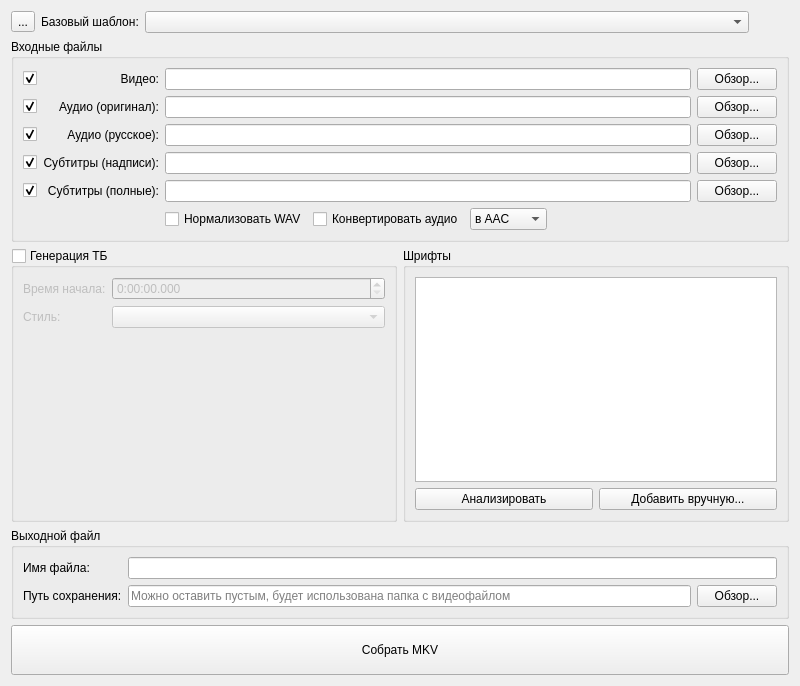
This is ui/manualassemblywidget.ui in IceHoles/DubbingTool as Qt 5 draws it before an edit. The edited form follows.
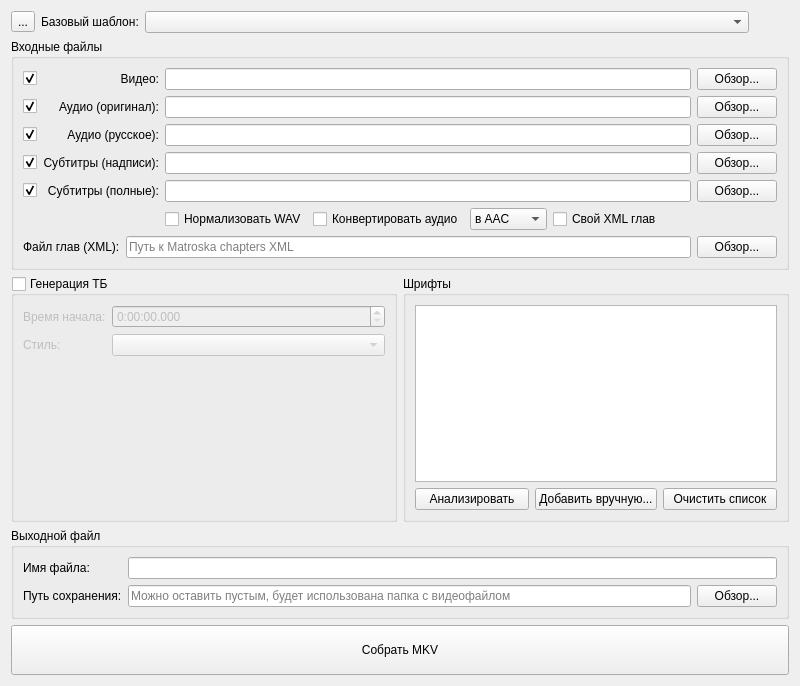
This is the edited form.

Commit message:
feat: chapters (XML/MKV/MP4), track flags, manual fonts UX
- Add ChapterHelper for Matroska XML, ffprobe chapters, ffmetadata, MP4 chapter mux without duplicate menu track
- Template chaptersEnabled; MissingFilesDialog when chapters expected but missing; manual assembly/render chapter XML UI
- Manual/auto MKV: default/forced flags for Russian/original audio, signs, full subs
- applyChaptersToMp4: map video+audio only before map_chapters from ffmetadata
- Manual assembly: clear font list after successful MKV; clear button; finished(bool) signal
- Update CHANGELOG.md

Diff of the .ui file:
```diff
--- a/ui/manualassemblywidget.ui
+++ b/ui/manualassemblywidget.ui
@@ -250,6 +250,13 @@
           </item>
          </widget>
         </item>
+        <item>
+         <widget class="QCheckBox" name="manualChaptersCustomCheckBox">
+          <property name="text">
+           <string>Свой XML глав</string>
+          </property>
+         </widget>
+        </item>
         <item>
          <spacer name="horizontalSpacer_2">
           <property name="orientation">
@@ -265,6 +272,45 @@
         </item>
        </layout>
       </item>
+      <item row="6" column="0" colspan="4">
+       <widget class="QWidget" name="manualChaptersXmlPathRowWidget">
+        <layout class="QHBoxLayout" name="horizontalLayout_chapters_ma">
+         <property name="leftMargin">
+          <number>0</number>
+         </property>
+         <property name="topMargin">
+          <number>0</number>
+         </property>
+         <property name="rightMargin">
+          <number>0</number>
+         </property>
+         <property name="bottomMargin">
+          <number>0</number>
+         </property>
+         <item>
+          <widget class="QLabel" name="label_chapters_ma">
+           <property name="text">
+            <string>Файл глав (XML):</string>
+           </property>
+          </widget>
+         </item>
+         <item>
+          <widget class="QLineEdit" name="chaptersXmlPathManualAssemblyEdit">
+           <property name="placeholderText">
+            <string>Путь к Matroska chapters XML</string>
+           </property>
+          </widget>
+         </item>
+         <item>
+          <widget class="QPushButton" name="browseChaptersXmlManualAssemblyButton">
+           <property name="text">
+            <string>Обзор...</string>
+           </property>
+          </widget>
+         </item>
+        </layout>
+       </widget>
+      </item>
      </layout>
     </widget>
    </item>
@@ -442,6 +488,16 @@
             </property>
            </widget>
           </item>
+          <item>
+           <widget class="QPushButton" name="clearFontsButton">
+            <property name="toolTip">
+             <string>Удалить все шрифты из списка</string>
+            </property>
+            <property name="text">
+             <string>Очистить список</string>
+            </property>
+           </widget>
+          </item>
          </layout>
         </item>
        </layout>
```
The commit also changes 24 other files.
